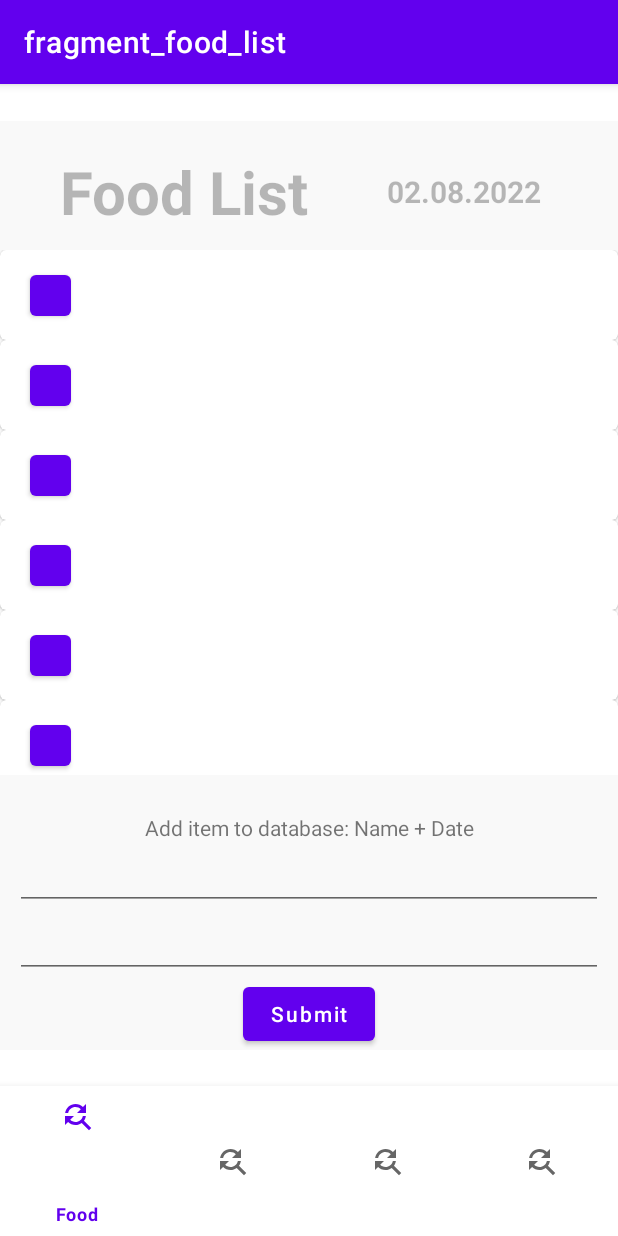
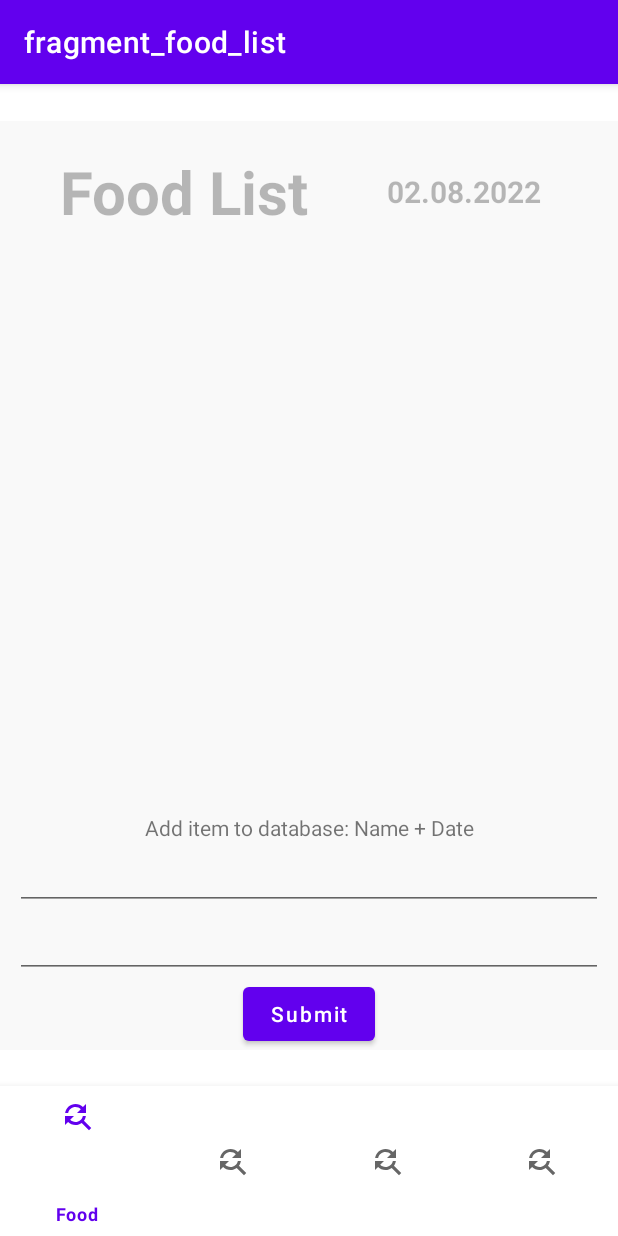
Before and after one commit to AndreiDanRata/FoodSaver, an Android app: the FoodListFragment screen opened directly, with no data from a screen before it, after a tap on "Submit", on a phone screen of 412 x 824 dp. Run offline under Robolectric (Android 15) with nearby library versions, the phone set to English and light mode, and no system bars; our stand-ins replace Firebase (no records; nobody signed in at launch, a user with empty details on screens opened directly), navigation-ui.

Commit message:
LAST COMMIT: -App is integrated with the Firebase database(can display the database in the app + adding an item in it displays the changes in real time) -linked the data provided by the database to the RecyclerView in the FoodListFragment.kt -worked on Login + Registration
THIS COMMIT:
-Solved bug: app quits if credentials are missing
-added input sanitation for login credentials
-cleared and organised the code

```diff
--- a/app/src/main/java/com/example/finalyearproject/adapters/FoodListRecyclerAdapter.kt
+++ b/app/src/main/java/com/example/finalyearproject/adapters/FoodListRecyclerAdapter.kt
@@ -16,21 +16,6 @@ import com.google.firebase.database.DatabaseReference
 
 
  class FoodListRecyclerAdapter(val list: MutableList<FoodItemModel>) : RecyclerView.Adapter<FoodListRecyclerAdapter.ViewHolder>() {
-
-
-    private val date = arrayOf(
-        "d116df5",
-        "36ffc75", "f5cfe78", "5b87628",
-        "db8d14e", "9913dc4", "e120f96",
-        "466251b"
-    )
-
-    private val name = arrayOf(
-        "Kekayaan", "Teknologi",
-        "Keluarga", "Bisnis",
-        "Keluarga", "Hutang",
-        "Teknologi", "Pidana"
-    )
 
 
 
@@ -65,7 +50,6 @@ import com.google.firebase.database.DatabaseReference
      override fun onCreateViewHolder(viewGroup: ViewGroup, i: Int): ViewHolder {
          val v = LayoutInflater.from(viewGroup.context)
                  .inflate(R.layout.foodlist_row_layout, viewGroup, false)
-         Log.d("darco2","darco2")
          return ViewHolder(v)
      }
 
@@ -79,7 +63,7 @@ import com.google.firebase.database.DatabaseReference
      }
 
      override fun getItemCount(): Int {
-         return name.size
+         return list.size
      }
 
      fun setItems(list: List<FoodItemModel>?) {
--- a/app/src/main/java/com/example/finalyearproject/models/FoodItemModel.kt
+++ b/app/src/main/java/com/example/finalyearproject/models/FoodItemModel.kt
@@ -1,13 +1,12 @@
 package com.example.finalyearproject.models
 //TODO not used atm, using the other FoodItemModel
-import com.google.gson.annotations.SerializedName
 
 data class FoodItemModel (
-    @SerializedName("name")
+
     var name: String,
-    @SerializedName("date")
+
     var date: String, /*TODO might need to change this to date format*/
-//    @SerializedName("barcode")
+
 //    val barcode: String
 
 )
--- a/app/src/main/java/com/example/finalyearproject/ui/foodlist/FoodListFragment.kt
+++ b/app/src/main/java/com/example/finalyearproject/ui/foodlist/FoodListFragment.kt
@@ -49,11 +49,9 @@ class FoodListFragment : Fragment() {
         val edit_name: EditText = mView.findViewById(R.id.FoodItem_EditText)
         val edit_date: EditText = mView.findViewById(R.id.FoodItemDate_EditText)
         val btn : Button = mView.findViewById(R.id.Dtb_Button)
-        //database.child("Andrei").child("2").setValue(FoodItemModel("Ciuperci","macaroane"))
         btn.setOnClickListener {
 
             // Write a message to the database
-           // if (myBundle != null) {  //Need this if i push the bundle from main activity
                 foodItemName = edit_name.text.toString()
                 foodItemExpirationDate = edit_date.text.toString()
                 addFoodItem(foodItemName, foodItemExpirationDate)
@@ -63,20 +61,24 @@ class FoodListFragment : Fragment() {
 
         }
 
+
+        readDatabase()
         setDate()
-        readDatabase()
+
 
 
         return mView
     }
 
-    private fun addFoodItem(foodItemName: String, foodItemExpirationDate: String) {
+    private fun addFoodItem(itemName: String, itemExpirationDate: String) {
         //create a random string id
         val random = getRandomString(10)
         Log.d("random generated is ", random.toString())
+
         //push value to firebase
-        val item = FoodItemModel(foodItemName, foodItemExpirationDate)
-        database.child("foodItems").child(random).setValue(item)
+        //val item = FoodItemModel(foodItemName, foodItemExpirationDate) //TODO Does not work because: the key in the database(itemExpirationDate/itemName) is different from name/date (Model class fields)
+        database.child("foodItems").child(random).child("itemExpirationDate").setValue(itemExpirationDate)
+        database.child("foodItems").child(random).child("itemName").setValue(itemName)
     }
 
     //Random String for the FoodItemId
@@ -93,9 +95,7 @@ class FoodListFragment : Fragment() {
     }
 
     private fun setupRecyclerView() {
-        database  = Firebase.database.reference
-        // read data
-        readDatabase()
+        //readDatabase()
         mView.food_recyclerview.layoutManager = LinearLayoutManager(activity)
         //Log.d("lista", foodList.toString())
         mView.food_recyclerview.adapter = FoodListRecyclerAdapter(foodList)         //TODO Make card dissaper 3 seconds after clicked(also include cancel if clicked again)
@@ -112,9 +112,7 @@ class FoodListFragment : Fragment() {
                 Log.d("ITEM LIST", expirationDate + name)
             }
 
-            mView.food_recyclerview.layoutManager = LinearLayoutManager(activity)
-
-            mView.food_recyclerview.adapter = FoodListRecyclerAdapter(foodList)         //TODO Make card dissaper 3 seconds after clicked(also include cancel if clicked again)
+            setupRecyclerView()
 
         }.addOnFailureListener {
             Log.e("firebase", "Error getting data", it)
```
Also changed, not shown: app/src/main/java/com/example/finalyearproject/ui/login/LoginActivity.kt (+16 -2 lines).
